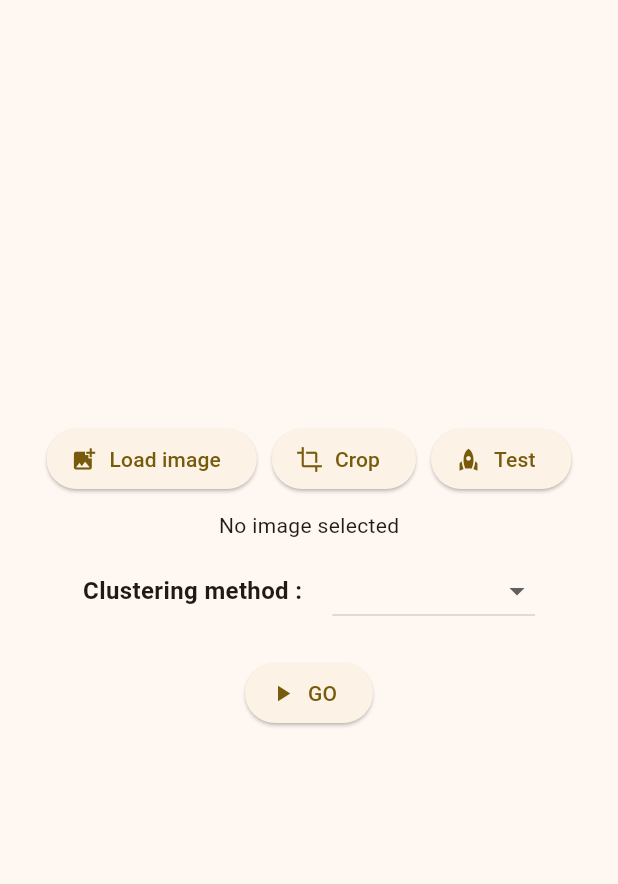
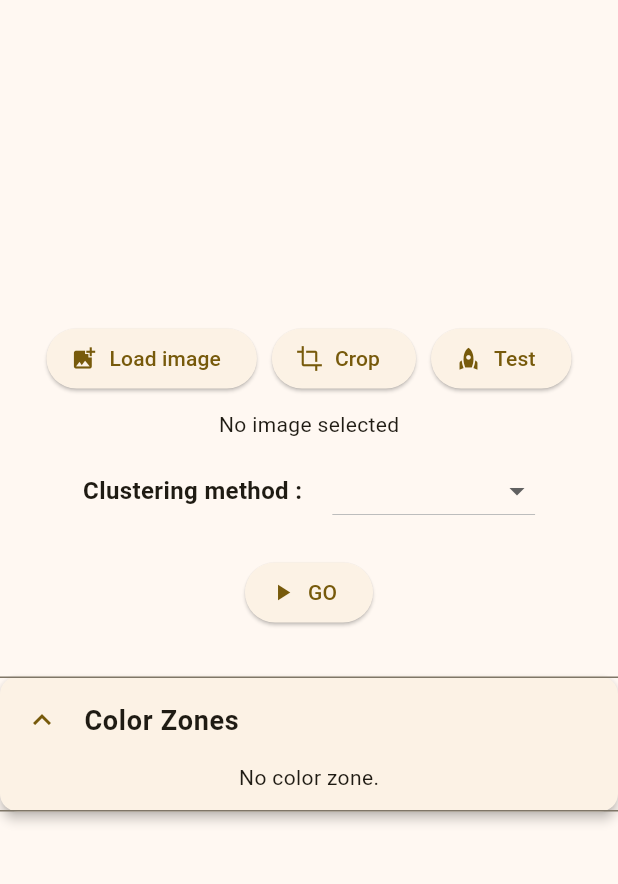
Before and after one commit to G0blain/yarn_calculator, a Flutter app: the screen it shows after launch, on a phone screen of 412 x 824 dp, the part 84-968 px from its top. Run offline on Flutter 3.47's test engine with Material 3 defaults, Android fonts, the light colour scheme and no system bars; our stand-ins replace image_picker; missing offline and left inert: crop_your_image.

Commit message:
Color zone table

```diff
--- /dev/null
+++ b/lib/features/calculator/data/models/color_zone.dart
@@ -0,0 +1,20 @@
+import 'package:flutter/material.dart';
+import 'package:flutter/services.dart';
+import 'package:image/image.dart' as imgPck;
+
+class ColorZone {
+  final List<imgPck.Pixel> pixels;
+  final Color color;
+
+  ColorZone({required this.pixels, required this.color});
+
+  String getColorHexCode() {
+    int to255(double v) => (v * 255).round().clamp(0, 255);
+    final r = to255(color.r);
+    final g = to255(color.g);
+    final b = to255(color.b);
+    return '#${r.toRadixString(16).padLeft(2, '0').toUpperCase()}'
+        '${g.toRadixString(16).padLeft(2, '0').toUpperCase()}'
+        '${b.toRadixString(16).padLeft(2, '0').toUpperCase()}';
+  }
+}
--- a/lib/features/calculator/presentation/screens/calculating_page.dart
+++ b/lib/features/calculator/presentation/screens/calculating_page.dart
@@ -1,6 +1,8 @@
 import 'package:flutter/material.dart';
 import 'package:flutter/services.dart';
 import 'package:image_picker/image_picker.dart';
+import 'package:yarn_calculator/features/calculator/data/models/color_zone.dart';
+import 'package:yarn_calculator/features/calculator/presentation/widgets/color_table.dart';
 import 'package:yarn_calculator/features/crop/presentation/screens/cropping_page.dart';
 import 'package:image/image.dart' as imgPck;
 import 'package:yarn_calculator/features/calculator/presentation/widgets/image_viewer.dart';
@@ -242,6 +244,8 @@ class _CalculatingPageState extends State<CalculatingPage> {
               icon: Icon(Icons.play_arrow),
               label: const Text('GO'),
             ),
+            const SizedBox(height: 20),
+            ColorTable(zones: _colorZones),
           ],
         ),
       ),
--- /dev/null
+++ b/lib/features/calculator/presentation/widgets/color_table.dart
@@ -0,0 +1,88 @@
+import 'package:flutter/material.dart';
+import 'package:yarn_calculator/features/calculator/data/models/color_zone.dart';
+
+class ColorTable extends StatelessWidget {
+  final List<ColorZone> zones;
+
+  const ColorTable({super.key, required this.zones});
+
+  @override
+  Widget build(BuildContext context) {
+    return Card(
+      elevation: 3,
+      margin: const EdgeInsets.symmetric(vertical: 12.0),
+      shape: RoundedRectangleBorder(borderRadius: BorderRadius.circular(12)),
+      child: ExpansionTile(
+        tilePadding: const EdgeInsets.symmetric(horizontal: 16.0),
+        initiallyExpanded: true,
+        controlAffinity: ListTileControlAffinity.leading,
+        title: const Text(
+          'Color Zones',
+          style: TextStyle(fontSize: 18, fontWeight: FontWeight.bold),
+        ),
+        childrenPadding: const EdgeInsets.only(bottom: 12.0),
+        children:
+            zones.isEmpty
+                ? [
+                  const Padding(
+                    padding: EdgeInsets.symmetric(horizontal: 16.0),
+                    child: Text('No color zone.'),
+                  ),
+                ]
+                : zones.asMap().entries.map((entry) {
+                  final index = entry.key + 1;
+                  final zone = entry.value;
+
+                  return Padding(
+                    padding: const EdgeInsets.symmetric(
+                      vertical: 4.0,
+                      horizontal: 16.0,
+                    ),
+                    child: Card(
+                      elevation: 1,
+                      shape: RoundedRectangleBorder(
+                        borderRadius: BorderRadius.circular(10),
+                      ),
+                      child: Padding(
+                        padding: const EdgeInsets.symmetric(
+                          horizontal: 16,
+                          vertical: 12,
+                        ),
+                        child: Row(
+                          mainAxisAlignment: MainAxisAlignment.spaceBetween,
+                          children: [
+                            Text(
+                              '$index',
+                              style: const TextStyle(
+                                fontWeight: FontWeight.bold,
+                              ),
+                            ),
+                            Container(
+                              width: 40,
+                              height: 20,
+                              decoration: BoxDecoration(
+                                color: zone.color,
+                                borderRadius: BorderRadius.circular(6),
+                                border: Border.all(color: Colors.black26),
+                              ),
+                            ),
+                            Text(
+                              zone.getColorHexCode(),
+                              style: const TextStyle(fontFamily: 'monospace'),
+                            ),
+                            IconButton(
+                              icon: const Icon(Icons.palette),
+                              onPressed: () {
+                                // Future color picker or action
+                              },
+                            ),
+                          ],
+                        ),
+                      ),
+                    ),
+                  );
+                }).toList(),
+      ),
+    );
+  }
+}
--- a/lib/features/calculator/presentation/widgets/image_viewer.dart
+++ b/lib/features/calculator/presentation/widgets/image_viewer.dart
@@ -1,7 +1,7 @@
 import 'package:flutter/material.dart';
 import 'package:flutter/services.dart';
 import 'package:image/image.dart' as imgPck;
-import 'package:yarn_calculator/features/calculator/domain/segmentation_service.dart';
+import 'package:yarn_calculator/features/calculator/data/models/color_zone.dart';
 
 class ColorZonePainter extends CustomPainter {
   final ColorZone? zoneToColor;
```
Also changed, not shown: lib/features/calculator/domain/segmentation_service.dart (+1 -7 lines).
